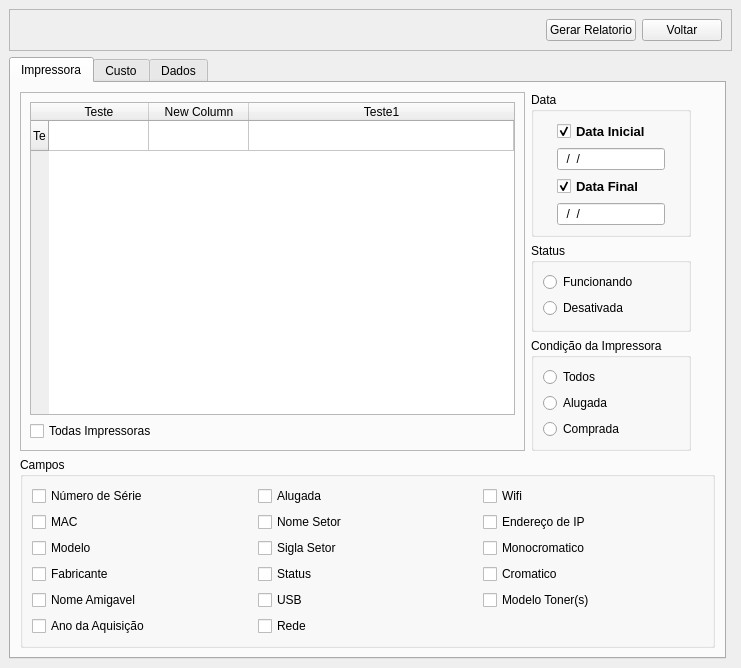
This is View/Telas/CD_Relatorio.ui in Blastoles/ProjetoSCGI as Qt 5 draws it before an edit. The edited form follows.
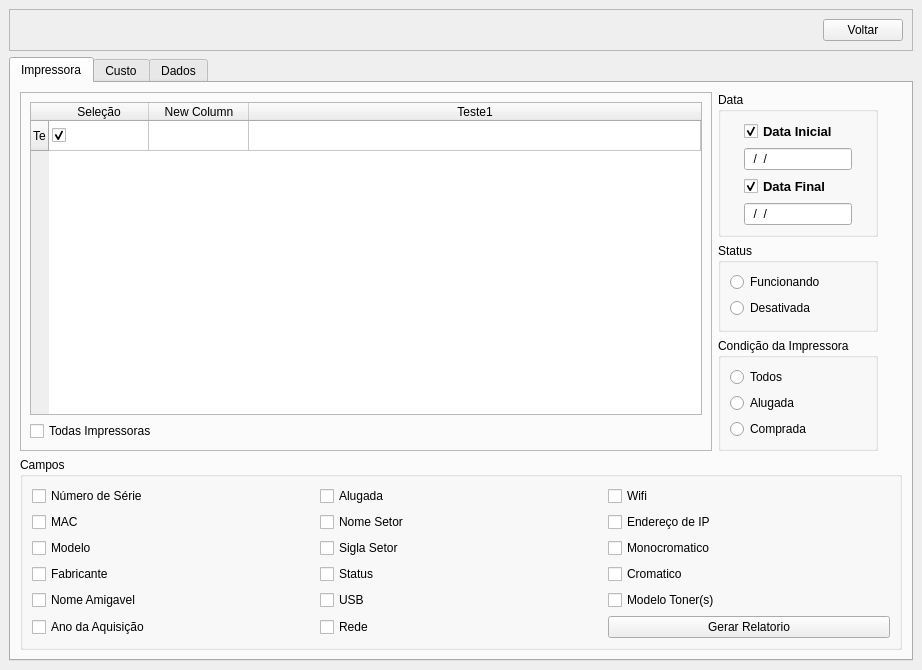
This is the edited form. Icons and pictures are not drawn.

Patch:
```diff
--- a/View/Telas/CD_Relatorio.ui
+++ b/View/Telas/CD_Relatorio.ui
@@ -6,8 +6,8 @@
    <rect>
     <x>0</x>
     <y>0</y>
-    <width>741</width>
-    <height>596</height>
+    <width>922</width>
+    <height>620</height>
    </rect>
   </property>
   <property name="windowTitle">
@@ -15,59 +15,6 @@
   </property>
   <widget class="QWidget" name="centralwidget">
    <layout class="QGridLayout" name="gridLayout_2">
-    <item row="0" column="0" colspan="2">
-     <widget class="QFrame" name="frame">
-      <property name="sizePolicy">
-       <sizepolicy hsizetype="Preferred" vsizetype="Maximum">
-        <horstretch>0</horstretch>
-        <verstretch>0</verstretch>
-       </sizepolicy>
-      </property>
-      <property name="frameShape">
-       <enum>QFrame::StyledPanel</enum>
-      </property>
-      <property name="frameShadow">
-       <enum>QFrame::Raised</enum>
-      </property>
-      <layout class="QHBoxLayout" name="horizontalLayout">
-       <item>
-        <spacer name="horizontalSpacer">
-         <property name="orientation">
-          <enum>Qt::Horizontal</enum>
-         </property>
-         <property name="sizeHint" stdset="0">
-          <size>
-           <width>40</width>
-           <height>20</height>
-          </size>
-         </property>
-        </spacer>
-       </item>
-       <item>
-        <widget class="QPushButton" name="BT_Criar">
-         <property name="text">
-          <string>Gerar Relatorio</string>
-         </property>
-         <property name="icon">
-          <iconset>
-           <normaloff>../Arte/check_ok_accept_apply_1582.ico</normaloff>../Arte/check_ok_accept_apply_1582.ico</iconset>
-         </property>
-        </widget>
-       </item>
-       <item>
-        <widget class="QPushButton" name="BT_Voltar">
-         <property name="text">
-          <string>Voltar</string>
-         </property>
-         <property name="icon">
-          <iconset>
-           <normaloff>../Arte/3643764-back-backward-left-reply-turn_113415.ico</normaloff>../Arte/3643764-back-backward-left-reply-turn_113415.ico</iconset>
-         </property>
-        </widget>
-       </item>
-      </layout>
-     </widget>
-    </item>
     <item row="1" column="0">
      <widget class="QTabWidget" name="tabWidget">
       <property name="currentIndex">
@@ -138,6 +85,9 @@
              <property name="text">
               <string>Sigla Setor</string>
              </property>
+             <property name="checked">
+              <bool>false</bool>
+             </property>
             </widget>
            </item>
            <item row="1" column="1">
@@ -203,6 +153,17 @@
              </property>
             </widget>
            </item>
+           <item row="5" column="2">
+            <widget class="QPushButton" name="BT_Criar">
+             <property name="text">
+              <string>Gerar Relatorio</string>
+             </property>
+             <property name="icon">
+              <iconset>
+               <normaloff>../Arte/check_ok_accept_apply_1582.ico</normaloff>../Arte/check_ok_accept_apply_1582.ico</iconset>
+             </property>
+            </widget>
+           </item>
           </layout>
          </widget>
         </item>
@@ -354,6 +315,13 @@
           </property>
           <layout class="QGridLayout" name="gridLayout_4">
            <item row="1" column="0">
+            <widget class="QCheckBox" name="checkBox_20">
+             <property name="text">
+              <string>Todas Impressoras</string>
+             </property>
+            </widget>
+           </item>
+           <item row="0" column="0">
             <widget class="QTableWidget" name="tableWidget">
              <property name="acceptDrops">
               <bool>true</bool>
@@ -373,9 +341,15 @@
              <property name="verticalScrollMode">
               <enum>QAbstractItemView::ScrollPerItem</enum>
              </property>
+             <property name="showGrid">
+              <bool>true</bool>
+             </property>
              <property name="gridStyle">
               <enum>Qt::SolidLine</enum>
              </property>
+             <property name="cornerButtonEnabled">
+              <bool>true</bool>
+             </property>
              <attribute name="horizontalHeaderVisible">
               <bool>true</bool>
              </attribute>
@@ -401,7 +375,7 @@
              </row>
              <column>
               <property name="text">
-               <string>Teste</string>
+               <string>Seleção</string>
               </property>
               <property name="font">
                <font>
@@ -424,13 +398,19 @@
                </font>
               </property>
              </column>
-            </widget>
-           </item>
-           <item row="2" column="0">
-            <widget class="QCheckBox" name="checkBox_20">
-             <property name="text">
-              <string>Todas Impressoras</string>
-             </property>
+             <item row="0" column="0">
+              <property name="text">
+               <string/>
+              </property>
+              <property name="checkState">
+               <enum>Checked</enum>
+              </property>
+             </item>
+             <item row="0" column="1">
+              <property name="text">
+               <string/>
+              </property>
+             </item>
             </widget>
            </item>
           </layout>
@@ -450,6 +430,48 @@
       </widget>
      </widget>
     </item>
+    <item row="0" column="0">
+     <widget class="QFrame" name="frame">
+      <property name="sizePolicy">
+       <sizepolicy hsizetype="Preferred" vsizetype="Maximum">
+        <horstretch>0</horstretch>
+        <verstretch>0</verstretch>
+       </sizepolicy>
+      </property>
+      <property name="frameShape">
+       <enum>QFrame::StyledPanel</enum>
+      </property>
+      <property name="frameShadow">
+       <enum>QFrame::Raised</enum>
+      </property>
+      <layout class="QHBoxLayout" name="horizontalLayout">
+       <item>
+        <spacer name="horizontalSpacer">
+         <property name="orientation">
+          <enum>Qt::Horizontal</enum>
+         </property>
+         <property name="sizeHint" stdset="0">
+          <size>
+           <width>40</width>
+           <height>20</height>
+          </size>
+         </property>
+        </spacer>
+       </item>
+       <item>
+        <widget class="QPushButton" name="BT_Voltar">
+         <property name="text">
+          <string>Voltar</string>
+         </property>
+         <property name="icon">
+          <iconset>
+           <normaloff>../Arte/3643764-back-backward-left-reply-turn_113415.ico</normaloff>../Arte/3643764-back-backward-left-reply-turn_113415.ico</iconset>
+         </property>
+        </widget>
+       </item>
+      </layout>
+     </widget>
+    </item>
    </layout>
   </widget>
  </widget>
```
Left out of the diff: 1 changed line with no effect on the pictures.
